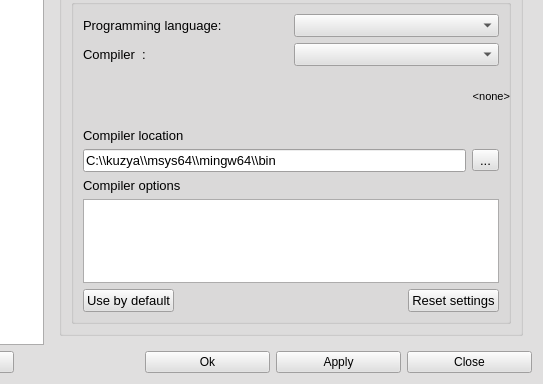
Qt form src/optionsdialog.ui (PLLUG/kuzya) before a commit; both pictures show x 137 to 680 and y 145 to 529 of the 680 by 529 pixel window.
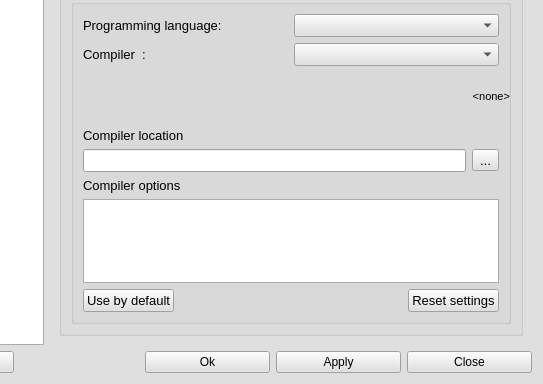
The same form after that commit. Icons and pictures are not drawn.

```diff
--- a/src/optionsdialog.ui
+++ b/src/optionsdialog.ui
@@ -1128,7 +1128,7 @@
                   </font>
                  </property>
                  <property name="text">
-                  <string>C:\\kuzya\\msys64\\mingw64\\bin</string>
+                  <string/>
                  </property>
                 </widget>
                </item>
```
